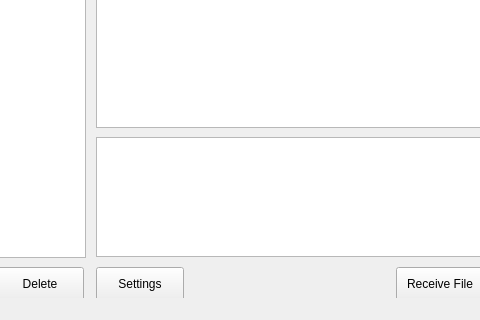
Above: mainwindow.ui from lifeibiren/Whisper_GUI before the change; both pictures show x 104 to 584 and y 280 to 600 of the 800 by 600 pixel window. Below: the same form after it.
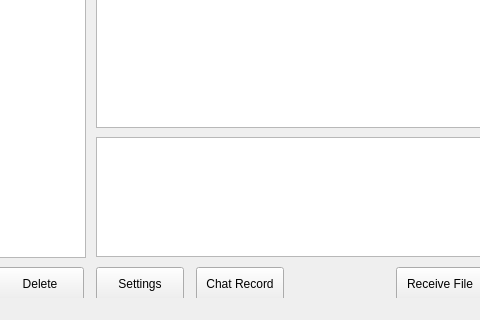
That is the form after the change.

Commit message: add support for chat record and encryption.

```diff
--- a/mainwindow.ui
+++ b/mainwindow.ui
@@ -122,6 +122,19 @@
      <string>Receive File</string>
     </property>
    </widget>
+   <widget class="QPushButton" name="chatRecordButton">
+    <property name="geometry">
+     <rect>
+      <x>300</x>
+      <y>530</y>
+      <width>88</width>
+      <height>34</height>
+     </rect>
+    </property>
+    <property name="text">
+     <string>Chat Record</string>
+    </property>
+   </widget>
   </widget>
   <widget class="QToolBar" name="mainToolBar">
    <attribute name="toolBarArea">
```
The commit also changes 15 other files.
